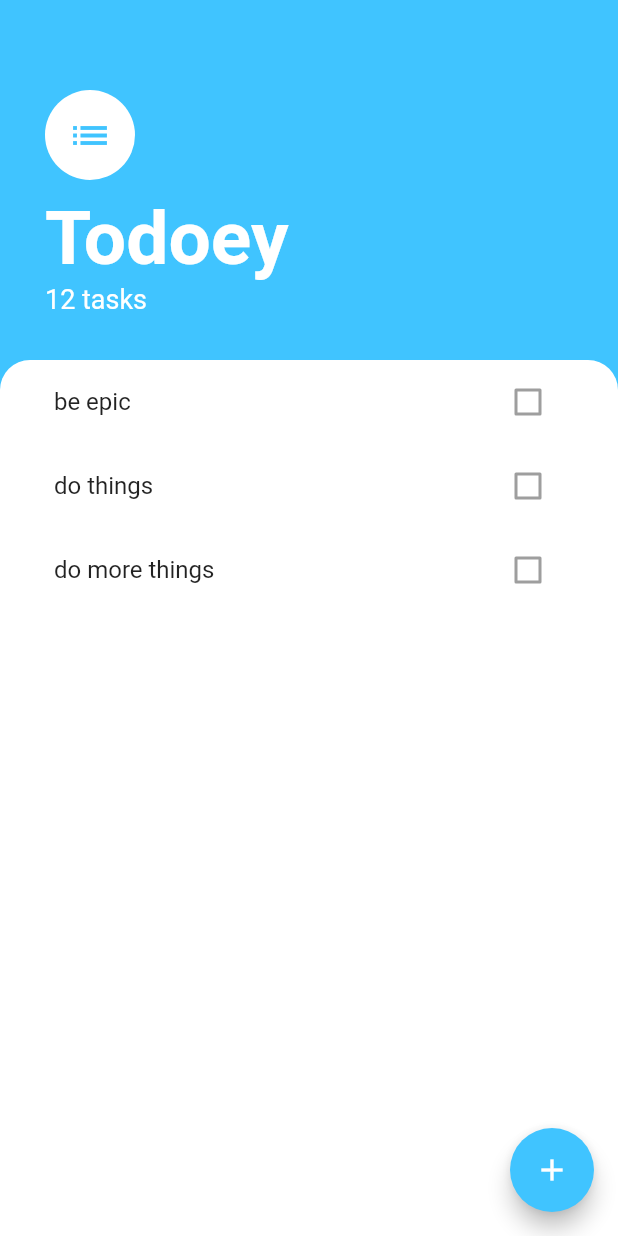
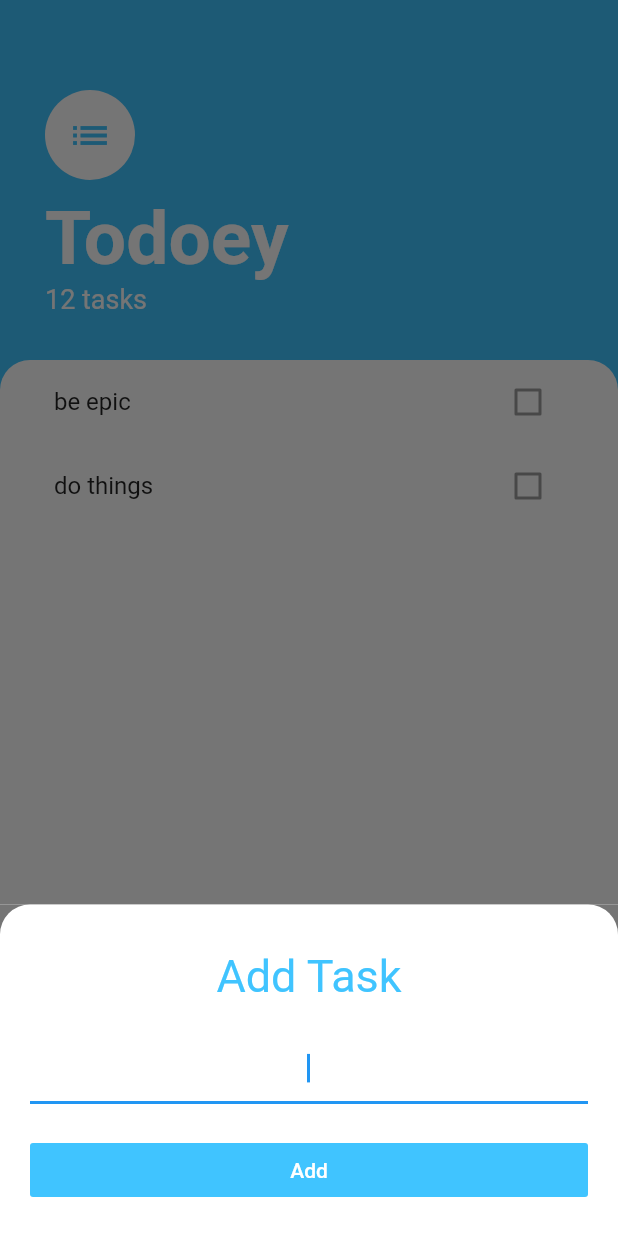
Before and after one commit to timurista/todoey_flutter, a Flutter app: the screen it shows after launch, after a tap on the "add" icon, on a phone screen of 412 x 824 dp. Run offline on Flutter 3.47's test engine with Material 2 defaults, Android fonts, the phone set to English and light mode, and no system bars.

Commit message:
add bottom sheet add button

```diff
--- /dev/null
+++ b/lib/screens/add_task_screen.dart
@@ -0,0 +1,54 @@
+import 'package:flutter/material.dart';
+
+class AddTaskScreen extends StatefulWidget {
+  @override
+  _AddTaskScreenState createState() => _AddTaskScreenState();
+}
+// color: Color.fromRGBO(117, 117, 117, 1.0),
+
+class _AddTaskScreenState extends State<AddTaskScreen> {
+  @override
+  Widget build(BuildContext context) {
+    return Container(
+      color: Color(0xff757575),
+      child: Container(
+        padding: EdgeInsets.all(20),
+        child: Column(
+          crossAxisAlignment: CrossAxisAlignment.stretch,
+          mainAxisAlignment: MainAxisAlignment.start,
+          children: <Widget>[
+            SizedBox(height: 10),
+            Text(
+              "Add Task",
+              textAlign: TextAlign.center,
+              style: TextStyle(
+                color: Colors.lightBlueAccent,
+                fontSize: 30,
+              ),
+            ),
+            Padding(
+              padding: EdgeInsets.symmetric(vertical: 20),
+              child: TextField(
+                autofocus: true,
+                textAlign: TextAlign.center,
+                style: TextStyle(color: Colors.lightBlueAccent),
+              ),
+            ),
+            FlatButton(
+              onPressed: () {},
+              child: Text(
+                'Add',
+                style: TextStyle(color: Colors.white),
+              ),
+              color: Colors.lightBlueAccent,
+            )
+          ],
+        ),
+        decoration: BoxDecoration(
+            color: Colors.white,
+            borderRadius: BorderRadius.only(
+                topLeft: Radius.circular(20), topRight: Radius.circular(20))),
+      ),
+    );
+  }
+}
--- a/lib/screens/task_screen.dart
+++ b/lib/screens/task_screen.dart
@@ -1,5 +1,6 @@
 import 'package:flutter/material.dart';
 import 'package:todoeyflutter/widgets/tasks_list.dart';
+import 'add_task_screen.dart';
 
 enum statues { DONE, PENDING }
 
@@ -30,6 +31,8 @@ class _TasksScreenState extends State<TasksScreen> {
       );
     });
   }
+
+  void _handleAdd() {}
 
   @override
   Widget build(BuildContext context) {
@@ -96,7 +99,19 @@ class _TasksScreenState extends State<TasksScreen> {
         ],
       ),
       floatingActionButton: FloatingActionButton(
-        onPressed: _incrementCounter,
+        onPressed: () {
+          showModalBottomSheet(
+            context: context,
+            isScrollControlled: true,
+            builder: (context) => SingleChildScrollView(
+              child: Container(
+                padding: EdgeInsets.only(
+                    bottom: MediaQuery.of(context).viewInsets.bottom),
+                child: AddTaskScreen(),
+              ),
+            ),
+          );
+        },
         backgroundColor: Colors.lightBlueAccent,
         child: Icon(Icons.add),
       ), // This trailing comma makes auto-formatting nicer for build methods.
```
